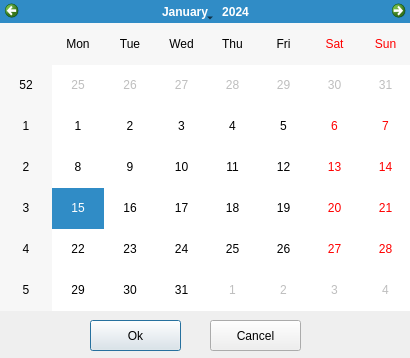
This is calendar.ui in goldRust/4n6_tracker as Qt 5 draws it before an edit. The edited form follows.
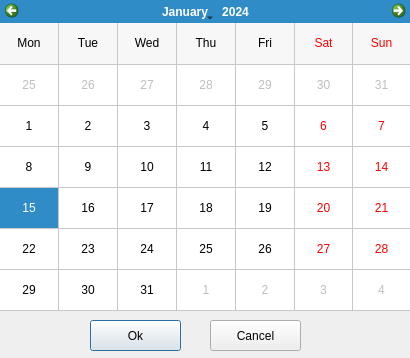
This is the edited form.

Commit message: Removed vertical header from Calendar -- it was ugly.

Patch:
```diff
--- a/calendar.ui
+++ b/calendar.ui
@@ -22,6 +22,15 @@
      <height>311</height>
     </rect>
    </property>
+   <property name="gridVisible">
+    <bool>true</bool>
+   </property>
+   <property name="horizontalHeaderFormat">
+    <enum>QCalendarWidget::ShortDayNames</enum>
+   </property>
+   <property name="verticalHeaderFormat">
+    <enum>QCalendarWidget::NoVerticalHeader</enum>
+   </property>
   </widget>
   <widget class="QPushButton" name="ok_button">
    <property name="geometry">
```
The commit also changes 2 other files.
